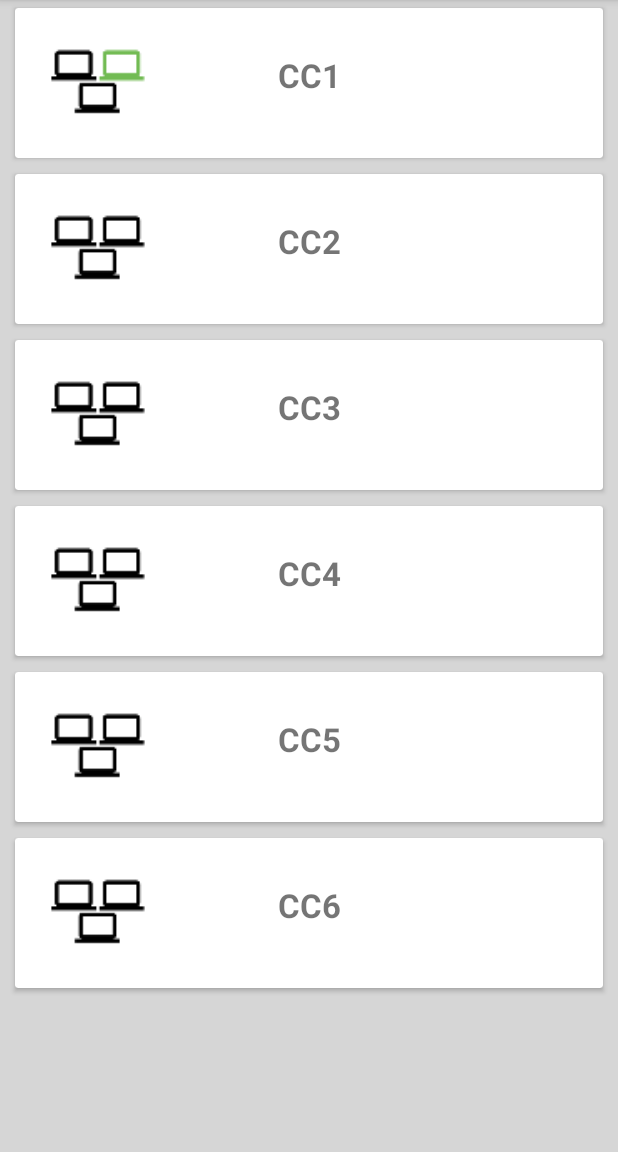
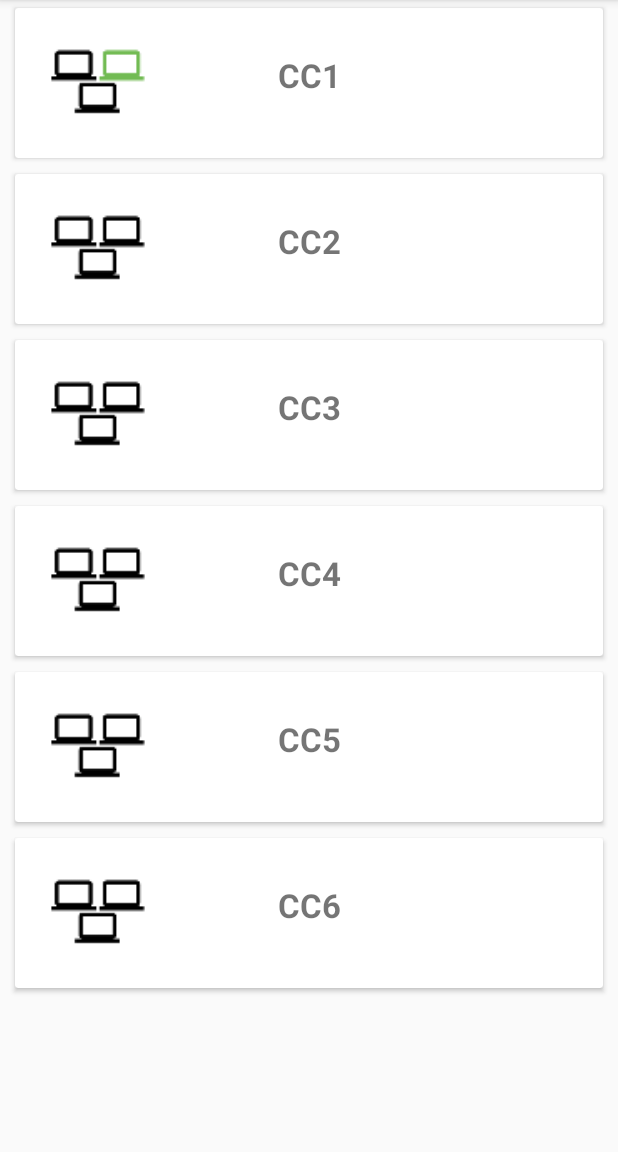
Before and after one commit to kiup/CEC, an Android app: the ComputerCenterActivity screen opened directly, with no data from a screen before it, on a phone screen of 412 x 824 dp, the part 84-1236 px from its top. Run offline under Robolectric (Android 15) with nearby library versions, the phone set to English and light mode, and no system bars.

Commit message:
colores modificados

```diff
--- a/app/src/main/res/values/colors.xml
+++ b/app/src/main/res/values/colors.xml
@@ -3,7 +3,7 @@
     <color name="colorPrimary">#00264e</color>
     <color name="colorPrimaryDark">#7a7a7a</color>
     <color name="colorAccent">#ce940e</color>
-    <color name="windowBackground">#d6d6d6</color>
+    <color name="windowBackground">#fafafa</color>
     <color name="navigationBarColor">#00264e</color>
     <color name="textColorPrimary">#ffffff</color>
     <color name="textColorContent">#000</color>
```
